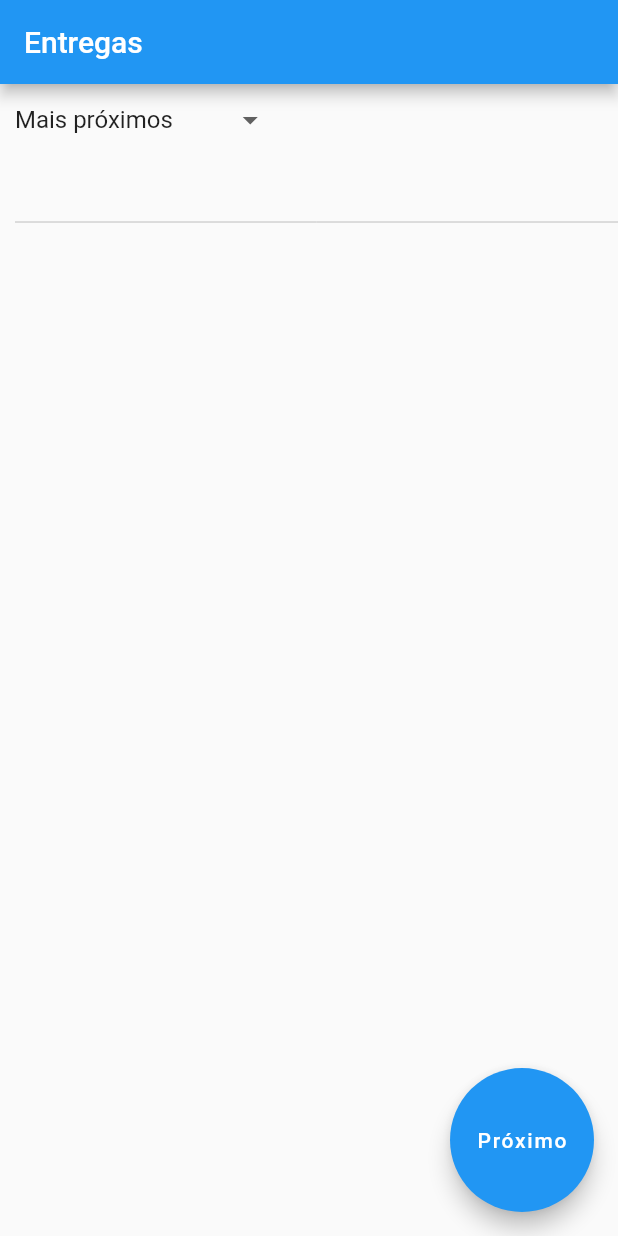
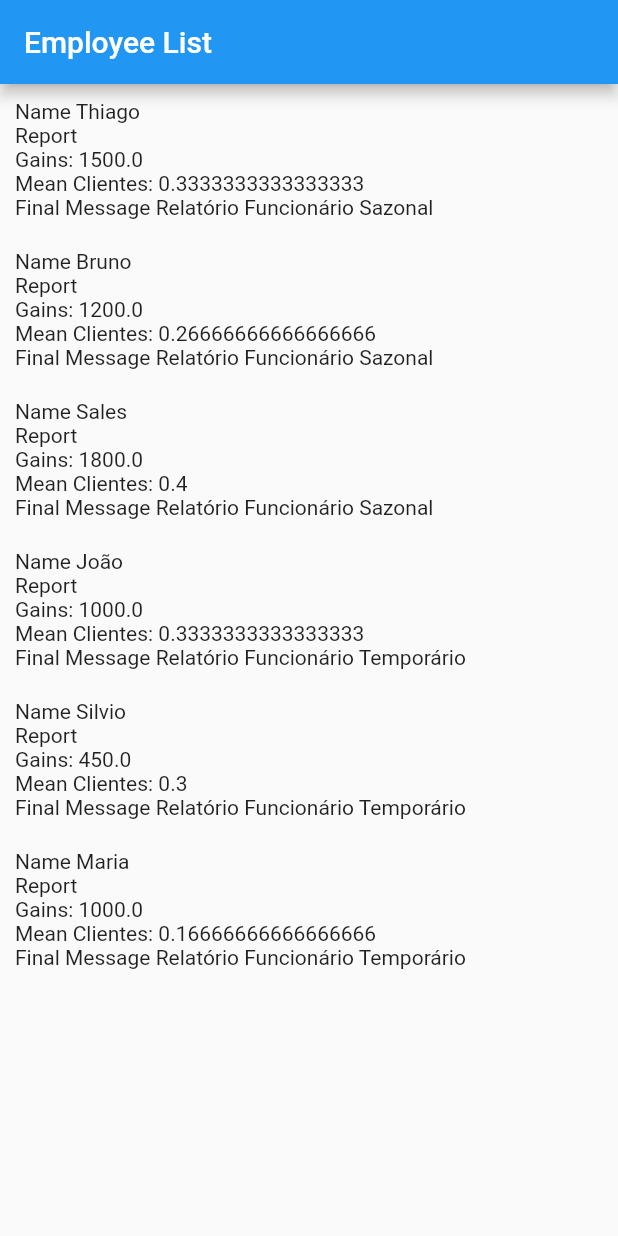
Before and after one commit to thiagobrunoms/flutter-solid-principles, a Flutter app: the screen it shows after launch, on a phone screen of 412 x 824 dp. Run offline on Flutter 3.47's test engine with Material 2 defaults, Android fonts, the light colour scheme and no system bars; our stand-ins replace dio, firebase_core, google_sign_in, location, shared_preferences; missing offline and left inert: youtube_api; accounts and stored records are empty.

Commit message:
:sparkles: Template method design pattern
Creates employee scenario for template method design pattern

```diff
--- /dev/null
+++ b/lib/design_patterns/template_method/models/employee.dart
@@ -0,0 +1,34 @@
+import 'package:flutter_solid/design_patterns/template_method/models/report.dart';
+
+abstract class Employee {
+  String name;
+  double baseSalary;
+  int numberOfSales;
+
+  Employee(
+      {required this.name, required this.numberOfSales, this.baseSalary = 50});
+
+  Report generateReport() {
+    double gains = calculateGains();
+    double clientsMean = calculateClientsMean();
+    String message = formatFinalMessage();
+
+    return Report(
+        date: DateTime.now(),
+        gains: gains,
+        numberOfClients: clientsMean,
+        message: message);
+  }
+
+  double calculateClientsMean() {
+    return numberOfSales / 30;
+  }
+
+  double calculateGains() {
+    return calculateSalary() * numberOfSales;
+  }
+
+  double calculateSalary();
+
+  String formatFinalMessage();
+}
--- /dev/null
+++ b/lib/design_patterns/template_method/models/performance.dart
@@ -0,0 +1,7 @@
+class Performance {
+  double strength;
+
+  Performance({required this.strength});
+
+  double calculateP(int numberOfSales) => strength * numberOfSales;
+}
--- /dev/null
+++ b/lib/design_patterns/template_method/models/report.dart
@@ -0,0 +1,12 @@
+class Report {
+  final DateTime date;
+  late double? gains;
+  late double? numberOfClients;
+  final String message;
+
+  Report(
+      {required this.date,
+      this.gains,
+      this.numberOfClients,
+      required this.message});
+}
--- /dev/null
+++ b/lib/design_patterns/template_method/models/seasonal_employee.dart
@@ -0,0 +1,21 @@
+import 'package:flutter_solid/design_patterns/template_method/models/employee.dart';
+
+class SeasonalEmployee extends Employee {
+  int numberOfSeasons;
+
+  SeasonalEmployee(
+      {required String name,
+      required int numberOfSales,
+      required this.numberOfSeasons})
+      : super(name: name, numberOfSales: numberOfSales);
+
+  @override
+  double calculateSalary() {
+    return baseSalary * numberOfSeasons;
+  }
+
+  @override
+  String formatFinalMessage() {
+    return 'Relatório Funcionário Sazonal';
+  }
+}
--- /dev/null
+++ b/lib/design_patterns/template_method/models/temporary_employee.dart
@@ -0,0 +1,19 @@
+import 'package:flutter_solid/design_patterns/template_method/models/employee.dart';
+
+class TemporaryEmployee extends Employee {
+  int months;
+
+  TemporaryEmployee(
+      {required String name, required int numberOfSales, required this.months})
+      : super(name: name, numberOfSales: numberOfSales);
+
+  @override
+  double calculateSalary() {
+    return baseSalary * months;
+  }
+
+  @override
+  String formatFinalMessage() {
+    return 'Relatório Funcionário Temporário';
+  }
+}
--- /dev/null
+++ b/lib/design_patterns/template_method/page/employee_list_page.dart
@@ -0,0 +1,73 @@
+import 'package:flutter/material.dart';
+import 'package:flutter_solid/design_patterns/template_method/models/employee.dart';
+import 'package:flutter_solid/design_patterns/template_method/service/employee_services.dart';
+import 'package:flutter_solid/design_patterns/template_method/widgets/employee_card.dart';
+
+class EmployeeListPage extends StatefulWidget {
+  const EmployeeListPage({Key? key}) : super(key: key);
+
+  @override
+  _EmployeeListPageState createState() => _EmployeeListPageState();
+}
+
+class _EmployeeListPageState extends State<EmployeeListPage> {
+  late EmployeeService service;
+  @override
+  void initState() {
+    super.initState();
+
+    service = EmployeeService();
+  }
+
+  @override
+  Widget build(BuildContext context) {
+    return Scaffold(
+      appBar: AppBar(
+        title: const Text('Employee List'),
+      ),
+      body: FutureBuilder<List<Widget>>(
+          future: Future.wait(
+            [
+              buildSeasonalEmployee(),
+              buildTemporalEmployee(),
+            ],
+          ),
+          builder: (context, snapshot) {
+            if (snapshot.hasData) {
+              return ListView.builder(
+                itemCount: snapshot.data?.length,
+                itemBuilder: (_, index) {
+                  return snapshot.data![index];
+                },
+              );
+            }
+
+            return const CircularProgressIndicator();
+          }),
+    );
+  }
+
+  Future<Widget> buildSeasonalEmployee() async {
+    List<Employee> list = await service.loadSeasonalEmployees();
+
+    return Column(
+      children: _buildListWidget(list),
+    );
+  }
+
+  Future<Widget> buildTemporalEmployee() async {
+    List<Employee> list = await service.loadTemporalEmployees();
+
+    return Column(
+      children: _buildListWidget(list),
+    );
+  }
+
+  List<Widget> _buildListWidget(List<Employee> list) {
+    return list
+        .map((employee) => EmployeeCard(
+              employee: employee,
+            ))
+        .toList();
+  }
+}
--- /dev/null
+++ b/lib/design_patterns/template_method/service/employee_services.dart
@@ -0,0 +1,21 @@
+import 'package:flutter_solid/design_patterns/template_method/models/employee.dart';
+import 'package:flutter_solid/design_patterns/template_method/models/seasonal_employee.dart';
+import 'package:flutter_solid/design_patterns/template_method/models/temporary_employee.dart';
+
+class EmployeeService {
+  Future<List<Employee>> loadSeasonalEmployees() async {
+    return [
+      SeasonalEmployee(name: 'Thiago', numberOfSeasons: 3, numberOfSales: 10),
+      SeasonalEmployee(name: 'Bruno', numberOfSeasons: 3, numberOfSales: 8),
+      SeasonalEmployee(name: 'Sales', numberOfSeasons: 3, numberOfSales: 12),
+    ];
+  }
+
+  Future<List<Employee>> loadTemporalEmployees() async {
+    return [
+      TemporaryEmployee(name: 'João', months: 2, numberOfSales: 10),
+      TemporaryEmployee(name: 'Silvio', months: 1, numberOfSales: 9),
+      TemporaryEmployee(name: 'Maria', months: 4, numberOfSales: 5)
+    ];
+  }
+}
--- /dev/null
+++ b/lib/design_patterns/template_method/widgets/employee_card.dart
@@ -0,0 +1,28 @@
+import 'package:flutter/material.dart';
+import 'package:flutter_solid/design_patterns/template_method/models/employee.dart';
+import 'package:flutter_solid/design_patterns/template_method/models/report.dart';
+
+class EmployeeCard extends StatelessWidget {
+  final Employee employee;
+  const EmployeeCard({Key? key, required this.employee}) : super(key: key);
+
+  @override
+  Widget build(BuildContext context) {
+    Report report = employee.generateReport();
+
+    return Container(
+      width: MediaQuery.of(context).size.width,
+      padding: const EdgeInsets.all(10),
+      child: Column(
+        crossAxisAlignment: CrossAxisAlignment.start,
+        children: [
+          Text('Name ${employee.name}'),
+          const Text('Report'),
+          Text('Gains: ${report.gains}'),
+          Text('Mean Clientes: ${report.numberOfClients}'),
+          Text('Final Message ${report.message} ')
+        ],
+      ),
+    );
+  }
+}
--- a/lib/main.dart
+++ b/lib/main.dart
@@ -7,6 +7,7 @@ import 'package:flutter_solid/design_patterns/memento/view/shapes_page_view.dart
 import 'package:flutter_solid/design_patterns/prototype/prototype_page.dart';
 import 'package:flutter_solid/design_patterns/proxy/video_page.dart';
 import 'package:flutter_solid/design_patterns/strategy/page/strategy_page.dart';
+import 'package:flutter_solid/design_patterns/template_method/page/employee_list_page.dart';
 import 'package:flutter_solid/fix-solid/page/auth_page_solid.dart';
 import 'package:flutter_solid/non-solid/page/auth_page.dart';
 
@@ -30,7 +31,7 @@ class MyApp extends StatelessWidget {
           primarySwatch: Colors.blue,
         ),
         home:
-          const DeliveryProcessPage(), //const StrategyPage(), //CardListPage(), //AuthPageSolid() //MementoShapePageView() //UserList() //VideoServicePage() //AuthPage(),
+            const EmployeeListPage() //DeliveryProcessPage(), //const StrategyPage(), //CardListPage(), //AuthPageSolid() //MementoShapePageView() //UserList() //VideoServicePage() //AuthPage(),
         );
   }
 }
```
Lines whose indentation alone changed are shown as unchanged.
